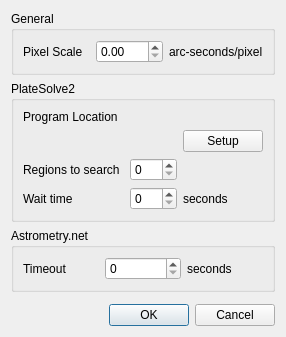
Old version of the form pyastrometry_qt_settings.ui in the repository PythonAstroimagingSuite/pyastrometry.
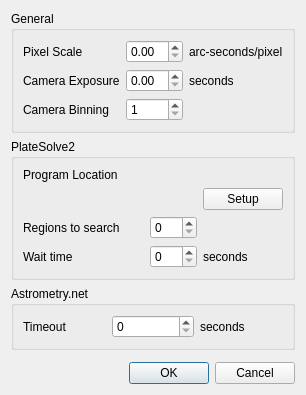
New version of the form.

Commit message: added camera controls

What changed in the file:
```diff
--- a/pyastrometry_qt_settings.ui
+++ b/pyastrometry_qt_settings.ui
@@ -7,7 +7,7 @@
     <x>0</x>
     <y>0</y>
     <width>274</width>
-    <height>313</height>
+    <height>352</height>
    </rect>
   </property>
   <property name="windowTitle">
@@ -20,6 +20,16 @@
       <string>General</string>
      </property>
      <layout class="QGridLayout" name="gridLayout_3">
+      <item row="1" column="2">
+       <widget class="QLabel" name="label_10">
+        <property name="text">
+         <string>seconds</string>
+        </property>
+       </widget>
+      </item>
+      <item row="1" column="1">
+       <widget class="QDoubleSpinBox" name="plate_solve_camera_exposure_spinbox"/>
+      </item>
       <item row="0" column="0">
        <widget class="QLabel" name="label_8">
         <property name="text">
@@ -27,9 +37,6 @@
         </property>
        </widget>
       </item>
-      <item row="0" column="1">
-       <widget class="QDoubleSpinBox" name="pixelscale_spinbox"/>
-      </item>
       <item row="0" column="2">
        <widget class="QLabel" name="label_9">
         <property name="text">
@@ -37,6 +44,33 @@
         </property>
        </widget>
       </item>
+      <item row="0" column="1">
+       <widget class="QDoubleSpinBox" name="pixelscale_spinbox"/>
+      </item>
+      <item row="1" column="0">
+       <widget class="QLabel" name="label_2">
+        <property name="text">
+         <string>Camera Exposure</string>
+        </property>
+       </widget>
+      </item>
+      <item row="2" column="0">
+       <widget class="QLabel" name="label_11">
+        <property name="text">
+         <string>Camera Binning</string>
+        </property>
+       </widget>
+      </item>
+      <item row="2" column="1">
+       <widget class="QSpinBox" name="plate_solve_camera_binning_spinbox">
+        <property name="minimum">
+         <number>1</number>
+        </property>
+        <property name="maximum">
+         <number>4</number>
+        </property>
+       </widget>
+      </item>
      </layout>
     </widget>
    </item>
```
The commit also changes 2 other files.
